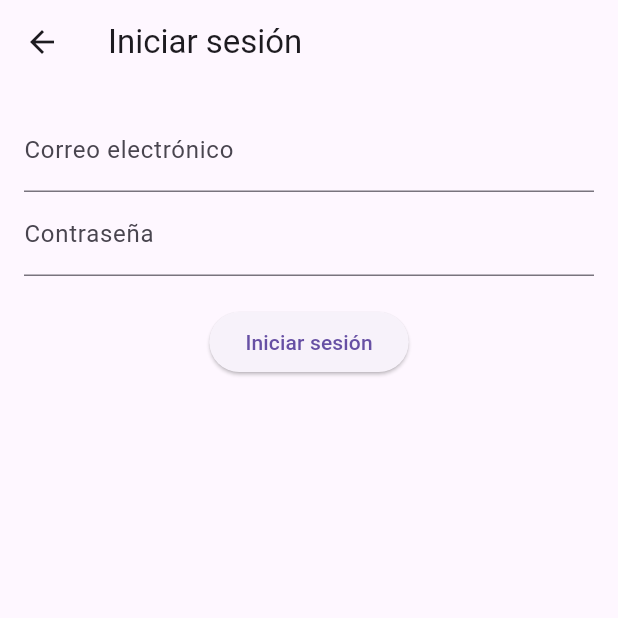
After one commit to CamiloCG1/book-eat-frontend, a Flutter app: the screen it shows after launch, after a tap on "Iniciar sesión", on a phone screen of 412 x 824 dp, the top half of it. The commit adds this screen. Run offline on Flutter 3.47's test engine with Material 3 defaults, Android fonts, the phone set to English and light mode, and no system bars; network calls fail.

Commit message:
feature (backend) : pantalla para login de usuario

```diff
--- a/lib/pantallas/home.dart
+++ b/lib/pantallas/home.dart
@@ -18,6 +18,15 @@ class HomeScreen extends StatelessWidget {
               style: TextStyle(fontSize: 24, fontWeight: FontWeight.bold),
             ),
             const SizedBox(height: 20),
+            ElevatedButton(
+              onPressed: () {
+                Navigator.push(
+                  context,
+                  MaterialPageRoute(builder: (context) => const LoginScreen()),
+                );
+              },
+              child: const Text('Iniciar sesión'),
+            ),
             const SizedBox(height: 20),
             ElevatedButton(
               onPressed: () {
--- /dev/null
+++ b/lib/pantallas/login.dart
@@ -0,0 +1,74 @@
+import 'package:flutter/material.dart';
+import 'package:http/http.dart' as http;
+import 'dart:convert';
+
+class LoginScreen extends StatefulWidget {
+  const LoginScreen({super.key});
+
+  @override
+  _LoginScreenState createState() => _LoginScreenState();
+}
+
+class _LoginScreenState extends State<LoginScreen> {
+  final TextEditingController _correoController = TextEditingController();
+  final TextEditingController _contrasenaController = TextEditingController();
+
+  Future<void> _iniciarSesion() async {
+    final url = Uri.parse('http://localhost:8862/usuarios/autenticacion');
+    final response = await http.post(
+      url,
+      headers: {'Content-Type': 'application/json'},
+      body: json.encode({
+        'correo': _correoController.text,
+        'contrasena': _contrasenaController.text,
+      }),
+    );
+
+    if (response.statusCode == 200) {
+      // Inicio de sesión exitoso
+      ScaffoldMessenger.of(context).showSnackBar(
+        const SnackBar(content: Text('Inicio de sesión exitoso')),
+      );
+      // Aquí podrías navegar a otra pantalla o hacer algo más
+    } else if (response.statusCode == 401) {
+      // Error en la autenticación
+      ScaffoldMessenger.of(context).showSnackBar(
+        const SnackBar(content: Text('Usuario o contraseña incorrectos')),
+      );
+    } else {
+      // Otro error
+      ScaffoldMessenger.of(context).showSnackBar(
+        const SnackBar(content: Text('Error desconocido, intente de nuevo')),
+      );
+    }
+  }
+
+  @override
+  Widget build(BuildContext context) {
+    return Scaffold(
+      appBar: AppBar(title: const Text('Iniciar sesión')),
+      body: Padding(
+        padding: const EdgeInsets.all(16.0),
+        child: Column(
+          children: [
+            TextField(
+              controller: _correoController,
+              decoration: const InputDecoration(labelText: 'Correo electrónico'),
+              keyboardType: TextInputType.emailAddress,
+            ),
+            TextField(
+              controller: _contrasenaController,
+              decoration: const InputDecoration(labelText: 'Contraseña'),
+              obscureText: true,
+            ),
+            const SizedBox(height: 20),
+            ElevatedButton(
+              onPressed: _iniciarSesion,
+              child: const Text('Iniciar sesión'),
+            ),
+          ],
+        ),
+      ),
+    );
+  }
+}
```
